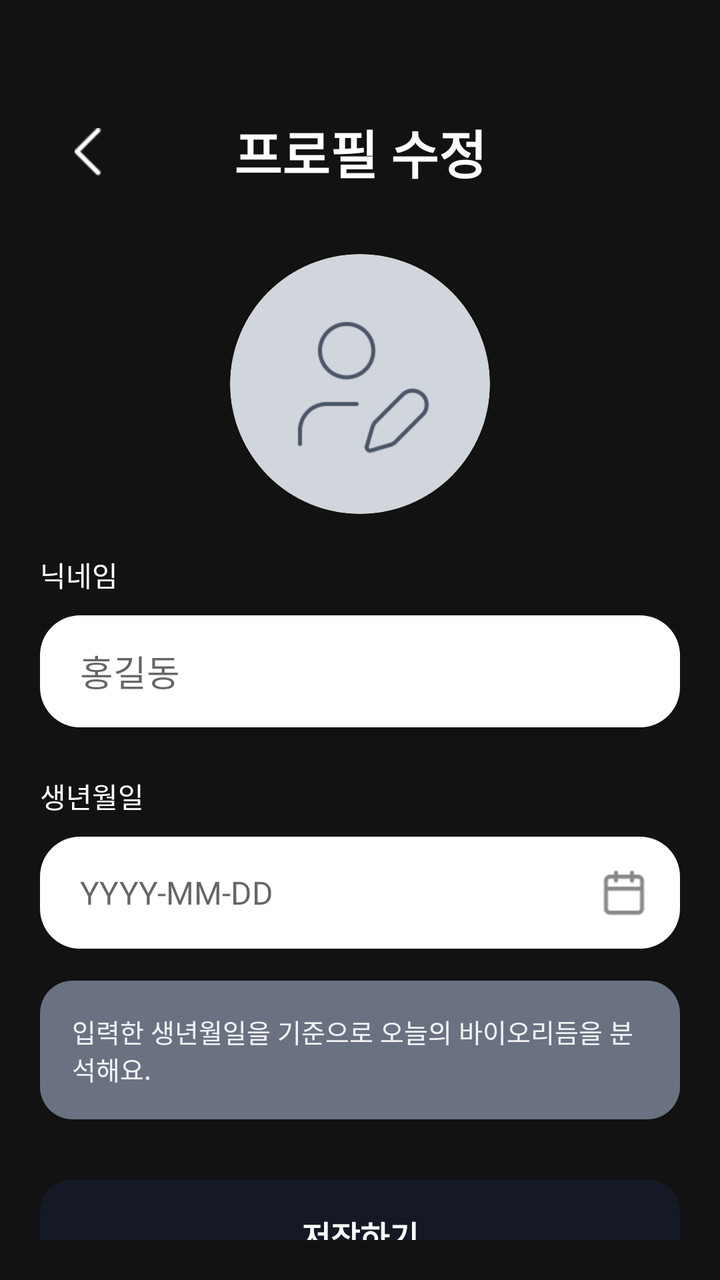
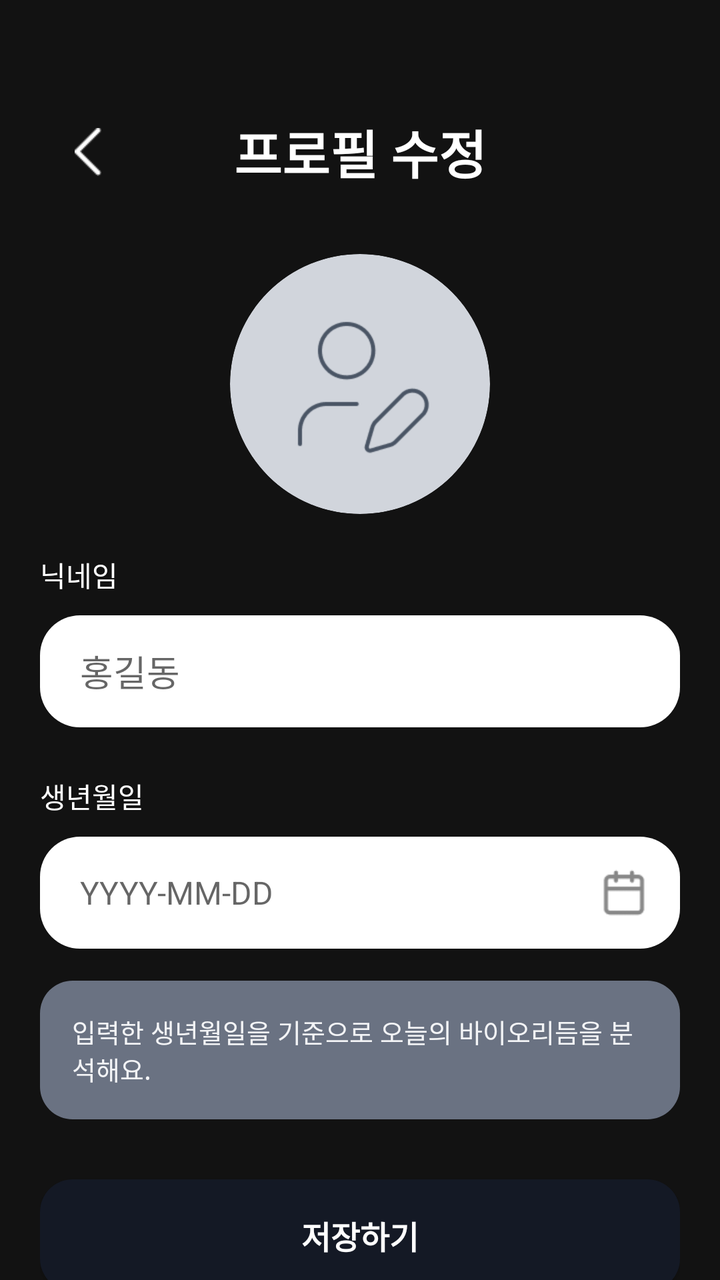

An Android layout rendered at two revisions. The XML below is the earlier revision; the diff shows what the commit changed to produce the second picture.
<!-- AndroidManifest.xml: activity theme Theme.AppCompat.Light.NoActionBar -->
<!-- res/layout/activity_profile_edit.xml -->
<?xml version="1.0" encoding="utf-8"?>
<androidx.constraintlayout.widget.ConstraintLayout
    xmlns:android="http://schemas.android.com/apk/res/android"
    xmlns:app="http://schemas.android.com/apk/res-auto"
    android:layout_width="match_parent"
    android:layout_height="match_parent"
    android:background="#121212"
    android:padding="20dp">

    <ImageView
        android:id="@+id/btn_back"
        android:layout_width="48dp"
        android:layout_height="48dp"
        android:background="?attr/selectableItemBackgroundBorderless"
        android:padding="12dp"
        android:src="@drawable/ic_back"
        app:layout_constraintStart_toStartOf="parent"
        app:layout_constraintTop_toTopOf="parent"
        android:layout_marginTop="32dp"
        app:tint="#FFFFFF" />

    <TextView
        android:id="@+id/tv_title"
        android:layout_width="wrap_content"
        android:layout_height="wrap_content"
        android:text="프로필 수정"
        android:textColor="#FFFFFF"
        android:textSize="26sp"
        android:textStyle="bold"

        app:layout_constraintTop_toTopOf="@id/btn_back"
        app:layout_constraintBottom_toBottomOf="@id/btn_back"

        app:layout_constraintStart_toStartOf="parent"
        app:layout_constraintEnd_toEndOf="parent" />

    <androidx.cardview.widget.CardView
        android:id="@+id/cardProfileImage"
        android:layout_width="130dp"
        android:layout_height="130dp"
        android:layout_marginTop="32dp"
        app:cardBackgroundColor="#D1D5DC"
        app:cardCornerRadius="65dp"
        app:cardElevation="0dp"
        app:layout_constraintTop_toBottomOf="@id/tv_title"
        app:layout_constraintStart_toStartOf="parent"
        app:layout_constraintEnd_toEndOf="parent">

        <ImageView
            android:id="@+id/ivProfileEdit"
            android:layout_width="80dp"
            android:layout_height="80dp"
            android:layout_gravity="center"
            android:src="@drawable/ic_profile_edit" />
    </androidx.cardview.widget.CardView>

    <TextView
        android:id="@+id/label_nickname"
        android:layout_width="wrap_content"
        android:layout_height="wrap_content"
        android:layout_marginTop="20dp"
        android:text="닉네임"
        android:textColor="#FFFFFF"
        android:textSize="14sp"
        app:layout_constraintStart_toStartOf="parent"
        app:layout_constraintTop_toBottomOf="@id/cardProfileImage" />

    <EditText
        android:id="@+id/et_nickname"
        android:layout_width="match_parent"
        android:layout_height="56dp"
        android:layout_marginTop="10dp"
        android:background="@drawable/bg_rounded_white"
        android:hint="홍길동"
        android:paddingHorizontal="20dp"
        android:textColor="#000000"
        android:inputType="text"
        android:maxLines="1"
        app:layout_constraintTop_toBottomOf="@id/label_nickname"/>

    <TextView
        android:id="@+id/label_birthdate"
        android:layout_width="wrap_content"
        android:layout_height="wrap_content"
        android:text="생년월일"
        android:textColor="#FFFFFF"
        android:textSize="14sp"
        android:layout_marginTop="24dp"
        app:layout_constraintStart_toStartOf="parent"
        app:layout_constraintTop_toBottomOf="@id/et_nickname"/>

    <TextView
        android:id="@+id/tv_birthdate"
        android:layout_width="match_parent"
        android:layout_height="56dp"
        android:layout_marginTop="10dp"
        android:background="@drawable/bg_rounded_white"
        android:gravity="center_vertical"
        android:hint="YYYY-MM-DD"
        android:paddingHorizontal="20dp"
        android:textColor="#000000"
        android:textSize="16sp"
        android:clickable="true"
        android:focusable="true"
        app:layout_constraintTop_toBottomOf="@id/label_birthdate"/>

    <ImageView
        android:id="@+id/iv_calendar_icon"
        android:layout_width="24dp"
        android:layout_height="24dp"
        android:src="@drawable/ic_calendar"
        android:layout_marginEnd="16dp"
        app:tint="#888888"
        app:layout_constraintEnd_toEndOf="@id/tv_birthdate"
        app:layout_constraintTop_toTopOf="@id/tv_birthdate"
        app:layout_constraintBottom_toBottomOf="@id/tv_birthdate"/>

    <androidx.cardview.widget.CardView
        android:id="@+id/calendarCardView"
        android:layout_width="match_parent"
        android:layout_height="wrap_content"
        android:layout_marginTop="8dp"
        app:cardCornerRadius="12dp"
        app:cardElevation="8dp"
        android:visibility="gone"
        app:layout_constraintTop_toBottomOf="@id/tv_birthdate"
        app:layout_constraintStart_toStartOf="parent"
        app:layout_constraintEnd_toEndOf="parent">

        <LinearLayout
            android:layout_width="match_parent"
            android:layout_height="wrap_content"
            android:orientation="vertical"
            android:padding="16dp">

            <com.prolificinteractive.materialcalendarview.MaterialCalendarView
                android:id="@+id/calendarView"
                android:layout_width="match_parent"
                android:layout_height="300dp" />

            <LinearLayout
                android:layout_width="match_parent"
                android:layout_height="wrap_content"
                android:orientation="horizontal"
                android:gravity="end"
                android:layout_marginTop="8dp">
            </LinearLayout>
        </LinearLayout>
    </androidx.cardview.widget.CardView>

    <TextView
        android:id="@+id/tv_info_message"
        android:layout_width="match_parent"
        android:layout_height="wrap_content"
        android:text="입력한 생년월일을 기준으로 오늘의 바이오리듬을 분석해요."
        android:textColor="#F3F4F6"
        android:background="@drawable/bg_rounded_gray"
        android:padding="16dp"
        android:layout_marginTop="16dp"
        android:textSize="13sp"
        app:layout_constraintTop_toBottomOf="@id/calendarCardView"
        app:layout_constraintStart_toStartOf="parent"
        app:layout_constraintEnd_toEndOf="parent"/>

    <android.widget.Button
        android:id="@+id/btn_save"
        android:layout_width="match_parent"
        android:layout_height="56dp"
        android:text="저장하기"
        android:textColor="#FFFFFF"
        android:textSize="16sp"
        android:textStyle="bold"
        android:background="@drawable/bg_rounded_navy"
        android:layout_marginTop="30dp"
        android:layout_marginBottom="20dp"
        app:layout_constraintTop_toBottomOf="@id/tv_info_message"
        app:layout_constraintBottom_toBottomOf="parent"
        app:layout_constraintVertical_bias="0.0"/>

</androidx.constraintlayout.widget.ConstraintLayout>
<!-- resources referenced by this layout -->
<resources>
  <!-- drawable bg_rounded_gray (drawable) -->
  <?xml version="1.0" encoding="utf-8"?>
  <shape xmlns:android="http://schemas.android.com/apk/res/android">
      <solid android:color="#6A7282"/> <corners android:radius="16.4dp"/>
  </shape>
  <!-- drawable bg_rounded_navy (drawable) -->
  <?xml version="1.0" encoding="utf-8"?>
  <shape xmlns:android="http://schemas.android.com/apk/res/android">
      <solid android:color="#141925"/> <corners android:radius="16.4dp"/>
  </shape>
  <!-- drawable bg_rounded_white (drawable) -->
  <?xml version="1.0" encoding="utf-8"?>
  <shape xmlns:android="http://schemas.android.com/apk/res/android">
      <solid android:color="#FFFFFF"/> <corners android:radius="20dp"/> </shape>
  <!-- drawable ic_back: png bitmap (drawable, 178 bytes) -->
  <!-- drawable ic_calendar: png bitmap (drawable, 489 bytes) -->
  <!-- drawable ic_profile_edit: png bitmap (drawable, 2375 bytes) -->
</resources>

<!-- the commit's change to res/layout/activity_profile_edit.xml (unified diff, before → after) -->
@@ -1,180 +1,192 @@
 <?xml version="1.0" encoding="utf-8"?>
-<androidx.constraintlayout.widget.ConstraintLayout
+<androidx.core.widget.NestedScrollView
     xmlns:android="http://schemas.android.com/apk/res/android"
     xmlns:app="http://schemas.android.com/apk/res-auto"
+    android:id="@+id/profile_edit_root"
     android:layout_width="match_parent"
     android:layout_height="match_parent"
-    android:background="#121212"
-    android:padding="20dp">
+    android:background="@color/app_background"
+    android:fillViewport="true">
 
-    <ImageView
-        android:id="@+id/btn_back"
-        android:layout_width="48dp"
-        android:layout_height="48dp"
-        android:background="?attr/selectableItemBackgroundBorderless"
-        android:padding="12dp"
-        android:src="@drawable/ic_back"
-        app:layout_constraintStart_toStartOf="parent"
-        app:layout_constraintTop_toTopOf="parent"
-        android:layout_marginTop="32dp"
-        app:tint="#FFFFFF" />
-
-    <TextView
-        android:id="@+id/tv_title"
-        android:layout_width="wrap_content"
+    <androidx.constraintlayout.widget.ConstraintLayout
+        android:layout_width="match_parent"
         android:layout_height="wrap_content"
-        android:text="프로필 수정"
-        android:textColor="#FFFFFF"
-        android:textSize="26sp"
-        android:textStyle="bold"
-
-        app:layout_constraintTop_toTopOf="@id/btn_back"
-        app:layout_constraintBottom_toBottomOf="@id/btn_back"
-
-        app:layout_constraintStart_toStartOf="parent"
-        app:layout_constraintEnd_toEndOf="parent" />
-
-    <androidx.cardview.widget.CardView
-        android:id="@+id/cardProfileImage"
-        android:layout_width="130dp"
-        android:layout_height="130dp"
-        android:layout_marginTop="32dp"
-        app:cardBackgroundColor="#D1D5DC"
-        app:cardCornerRadius="65dp"
-        app:cardElevation="0dp"
-        app:layout_constraintTop_toBottomOf="@id/tv_title"
-        app:layout_constraintStart_toStartOf="parent"
-        app:layout_constraintEnd_toEndOf="parent">
+        android:padding="20dp">
 
         <ImageView
-            android:id="@+id/ivProfileEdit"
-            android:layout_width="80dp"
-            android:layout_height="80dp"
-            android:layout_gravity="center"
-            android:src="@drawable/ic_profile_edit" />
-    </androidx.cardview.widget.CardView>
+            android:id="@+id/btn_back"
+            android:layout_width="48dp"
+            android:layout_height="48dp"
+            android:background="?attr/selectableItemBackgroundBorderless"
+            android:padding="12dp"
+            android:contentDescription="뒤로 가기"
+            android:src="@drawable/ic_back"
+            app:layout_constraintStart_toStartOf="parent"
+            app:layout_constraintTop_toTopOf="parent"
+            android:layout_marginTop="32dp"
+            app:tint="@color/on_surface_dark" />
 
-    <TextView
-        android:id="@+id/label_nickname"
-        android:layout_width="wrap_content"
-        android:layout_height="wrap_content"
-        android:layout_marginTop="20dp"
-        android:text="닉네임"
-        android:textColor="#FFFFFF"
-        android:textSize="14sp"
-        app:layout_constraintStart_toStartOf="parent"
-        app:layout_constraintTop_toBottomOf="@id/cardProfileImage" />
+        <TextView
+            android:id="@+id/tv_title"
+            android:layout_width="wrap_content"
+            android:layout_height="wrap_content"
+            android:text="프로필 수정"
+            android:textColor="@color/on_surface_dark"
+            android:textSize="26sp"
+            android:textStyle="bold"
 
-    <EditText
-        android:id="@+id/et_nickname"
-        android:layout_width="match_parent"
-        android:layout_height="56dp"
-        android:layout_marginTop="10dp"
-        android:background="@drawable/bg_rounded_white"
-        android:hint="홍길동"
-        android:paddingHorizontal="20dp"
-        android:textColor="#000000"
-        android:inputType="text"
-        android:maxLines="1"
-        app:layout_constraintTop_toBottomOf="@id/label_nickname"/>
+            app:layout_constraintTop_toTopOf="@id/btn_back"
+            app:layout_constraintBottom_toBottomOf="@id/btn_back"
 
-    <TextView
-        android:id="@+id/label_birthdate"
-        android:layout_width="wrap_content"
-        android:layout_height="wrap_content"
-        android:text="생년월일"
-        android:textColor="#FFFFFF"
-        android:textSize="14sp"
-        android:layout_marginTop="24dp"
-        app:layout_constraintStart_toStartOf="parent"
-        app:layout_constraintTop_toBottomOf="@id/et_nickname"/>
+            app:layout_constraintStart_toStartOf="parent"
+            app:layout_constraintEnd_toEndOf="parent" />
 
-    <TextView
-        android:id="@+id/tv_birthdate"
-        android:layout_width="match_parent"
-        android:layout_height="56dp"
-        android:layout_marginTop="10dp"
-        android:background="@drawable/bg_rounded_white"
-        android:gravity="center_vertical"
-        android:hint="YYYY-MM-DD"
-        android:paddingHorizontal="20dp"
-        android:textColor="#000000"
-        android:textSize="16sp"
-        android:clickable="true"
-        android:focusable="true"
-        app:layout_constraintTop_toBottomOf="@id/label_birthdate"/>
+        <androidx.cardview.widget.CardView
+            android:id="@+id/cardProfileImage"
+            android:layout_width="130dp"
+            android:layout_height="130dp"
+            android:layout_marginTop="32dp"
+            app:cardBackgroundColor="@color/avatar_bg"
+            app:cardCornerRadius="65dp"
+            app:cardElevation="0dp"
+            app:layout_constraintTop_toBottomOf="@id/tv_title"
+            app:layout_constraintStart_toStartOf="parent"
+            app:layout_constraintEnd_toEndOf="parent">
 
-    <ImageView
-        android:id="@+id/iv_calendar_icon"
-        android:layout_width="24dp"
-        android:layout_height="24dp"
-        android:src="@drawable/ic_calendar"
-        android:layout_marginEnd="16dp"
-        app:tint="#888888"
-        app:layout_constraintEnd_toEndOf="@id/tv_birthdate"
-        app:layout_constraintTop_toTopOf="@id/tv_birthdate"
-        app:layout_constraintBottom_toBottomOf="@id/tv_birthdate"/>
+            <ImageView
+                android:id="@+id/ivProfileEdit"
+                android:layout_width="80dp"
+                android:layout_height="80dp"
+                android:layout_gravity="center"
+                android:contentDescription="@null"
+                android:importantForAccessibility="no"
+                android:src="@drawable/ic_profile_edit" />
+        </androidx.cardview.widget.CardView>
 
-    <androidx.cardview.widget.CardView
-        android:id="@+id/calendarCardView"
-        android:layout_width="match_parent"
-        android:layout_height="wrap_content"
-        android:layout_marginTop="8dp"
-        app:cardCornerRadius="12dp"
-        app:cardElevation="8dp"
-        android:visibility="gone"
-        app:layout_constraintTop_toBottomOf="@id/tv_birthdate"
-        app:layout_constraintStart_toStartOf="parent"
-        app:layout_constraintEnd_toEndOf="parent">
+        <TextView
+            android:id="@+id/label_nickname"
+            android:layout_width="wrap_content"
+            android:layout_height="wrap_content"
+            android:layout_marginTop="20dp"
+            android:text="닉네임"
+            android:textColor="@color/on_surface_dark"
+            android:textSize="14sp"
+            app:layout_constraintStart_toStartOf="parent"
+            app:layout_constraintTop_toBottomOf="@id/cardProfileImage" />
 
-        <LinearLayout
+        <EditText
+            android:id="@+id/et_nickname"
+            android:layout_width="match_parent"
+            android:layout_height="56dp"
+            android:layout_marginTop="10dp"
+            android:background="@drawable/bg_rounded_white"
+            android:hint="홍길동"
+            android:paddingHorizontal="20dp"
+            android:textColor="@color/on_surface_light"
+            android:inputType="text"
+            android:maxLines="1"
+            app:layout_constraintTop_toBottomOf="@id/label_nickname"/>
+
+        <TextView
+            android:id="@+id/label_birthdate"
+            android:layout_width="wrap_content"
+            android:layout_height="wrap_content"
+            android:text="생년월일"
+            android:textColor="@color/on_surface_dark"
+            android:textSize="14sp"
+            android:layout_marginTop="24dp"
+            app:layout_constraintStart_toStartOf="parent"
+            app:layout_constraintTop_toBottomOf="@id/et_nickname"/>
+
+        <TextView
+            android:id="@+id/tv_birthdate"
+            android:layout_width="match_parent"
+            android:layout_height="56dp"
+            android:layout_marginTop="10dp"
+            android:background="@drawable/bg_rounded_white"
+            android:gravity="center_vertical"
+            android:hint="YYYY-MM-DD"
+            android:paddingHorizontal="20dp"
+            android:textColor="@color/on_surface_light"
+            android:textSize="16sp"
+            android:clickable="true"
+            android:focusable="true"
+            app:layout_constraintTop_toBottomOf="@id/label_birthdate"/>
+
+        <ImageView
+            android:id="@+id/iv_calendar_icon"
+            android:layout_width="24dp"
+            android:layout_height="24dp"
+            android:contentDescription="@null"
+            android:importantForAccessibility="no"
+            android:src="@drawable/ic_calendar"
+            android:layout_marginEnd="16dp"
+            app:tint="@color/text_secondary"
+            app:layout_constraintEnd_toEndOf="@id/tv_birthdate"
+            app:layout_constraintTop_toTopOf="@id/tv_birthdate"
+            app:layout_constraintBottom_toBottomOf="@id/tv_birthdate"/>
+
+        <androidx.cardview.widget.CardView
+            android:id="@+id/calendarCardView"
             android:layout_width="match_parent"
             android:layout_height="wrap_content"
-            android:orientation="vertical"
-            android:padding="16dp">
-
-            <com.prolificinteractive.materialcalendarview.MaterialCalendarView
-                android:id="@+id/calendarView"
-                android:layout_width="match_parent"
-                android:layout_height="300dp" />
+            android:layout_marginTop="8dp"
+            app:cardCornerRadius="12dp"
+            app:cardElevation="8dp"
+            android:visibility="gone"
+            app:layout_constraintTop_toBottomOf="@id/tv_birthdate"
+            app:layout_constraintStart_toStartOf="parent"
+            app:layout_constraintEnd_toEndOf="parent">
 
             <LinearLayout
                 android:layout_width="match_parent"
                 android:layout_height="wrap_content"
-                android:orientation="horizontal"
-                android:gravity="end"
-                android:layout_marginTop="8dp">
+                android:orientation="vertical"
+                android:padding="16dp">
+
+                <com.prolificinteractive.materialcalendarview.MaterialCalendarView
+                    android:id="@+id/calendarView"
+                    android:layout_width="match_parent"
+                    android:layout_height="300dp" />
+
+                <LinearLayout
+                    android:layout_width="match_parent"
+                    android:layout_height="wrap_content"
+                    android:orientation="horizontal"
+                    android:gravity="end"
+                    android:layout_marginTop="8dp">
+                </LinearLayout>
             </LinearLayout>
-        </LinearLayout>
-    </androidx.cardview.widget.CardView>
+        </androidx.cardview.widget.CardView>
 
-    <TextView
-        android:id="@+id/tv_info_message"
-        android:layout_width="match_parent"
-        android:layout_height="wrap_content"
-        android:text="입력한 생년월일을 기준으로 오늘의 바이오리듬을 분석해요."
-        android:textColor="#F3F4F6"
-        android:background="@drawable/bg_rounded_gray"
-        android:padding="16dp"
-        android:layout_marginTop="16dp"
-        android:textSize="13sp"
-        app:layout_constraintTop_toBottomOf="@id/calendarCardView"
-        app:layout_constraintStart_toStartOf="parent"
-        app:layout_constraintEnd_toEndOf="parent"/>
+        <TextView
+            android:id="@+id/tv_info_message"
+            android:layout_width="match_parent"
+            android:layout_height="wrap_content"
+            android:text="입력한 생년월일을 기준으로 오늘의 바이오리듬을 분석해요."
+            android:textColor="@color/text_offwhite_alt"
+            android:background="@drawable/bg_rounded_gray"
+            android:padding="16dp"
+            android:layout_marginTop="16dp"
+            android:textSize="13sp"
+            app:layout_constraintTop_toBottomOf="@id/calendarCardView"
+            app:layout_constraintStart_toStartOf="parent"
+            app:layout_constraintEnd_toEndOf="parent"/>
 
-    <android.widget.Button
-        android:id="@+id/btn_save"
-        android:layout_width="match_parent"
-        android:layout_height="56dp"
-        android:text="저장하기"
-        android:textColor="#FFFFFF"
-        android:textSize="16sp"
-        android:textStyle="bold"
-        android:background="@drawable/bg_rounded_navy"
-        android:layout_marginTop="30dp"
-        android:layout_marginBottom="20dp"
-        app:layout_constraintTop_toBottomOf="@id/tv_info_message"
-        app:layout_constraintBottom_toBottomOf="parent"
-        app:layout_constraintVertical_bias="0.0"/>
+        <android.widget.Button
+            android:id="@+id/btn_save"
+            android:layout_width="match_parent"
+            android:layout_height="56dp"
+            android:text="저장하기"
+            android:textColor="@color/on_surface_dark"
+            android:textSize="16sp"
+            android:textStyle="bold"
+            android:background="@drawable/bg_rounded_navy"
+            android:layout_marginTop="30dp"
+            android:layout_marginBottom="20dp"
+            app:layout_constraintTop_toBottomOf="@id/tv_info_message"
+            app:layout_constraintBottom_toBottomOf="parent"
+            app:layout_constraintVertical_bias="0.0"/>
 
-</androidx.constraintlayout.widget.ConstraintLayout>
+    </androidx.constraintlayout.widget.ConstraintLayout>
+</androidx.core.widget.NestedScrollView>
<!-- resource entries referenced after the edit -->
@@ -1,5 +1,11 @@
 <!-- resources referenced by this layout -->
 <resources>
+  <color name="app_background">#121212</color>
+  <color name="avatar_bg">#D1D5DC</color>
+  <color name="on_surface_dark">#FFFFFF</color>
+  <color name="on_surface_light">#000000</color>
+  <color name="text_offwhite_alt">#F3F4F6</color>
+  <color name="text_secondary">#888888</color>
   <!-- drawable bg_rounded_gray (drawable) -->
   <?xml version="1.0" encoding="utf-8"?>
   <shape xmlns:android="http://schemas.android.com/apk/res/android">
